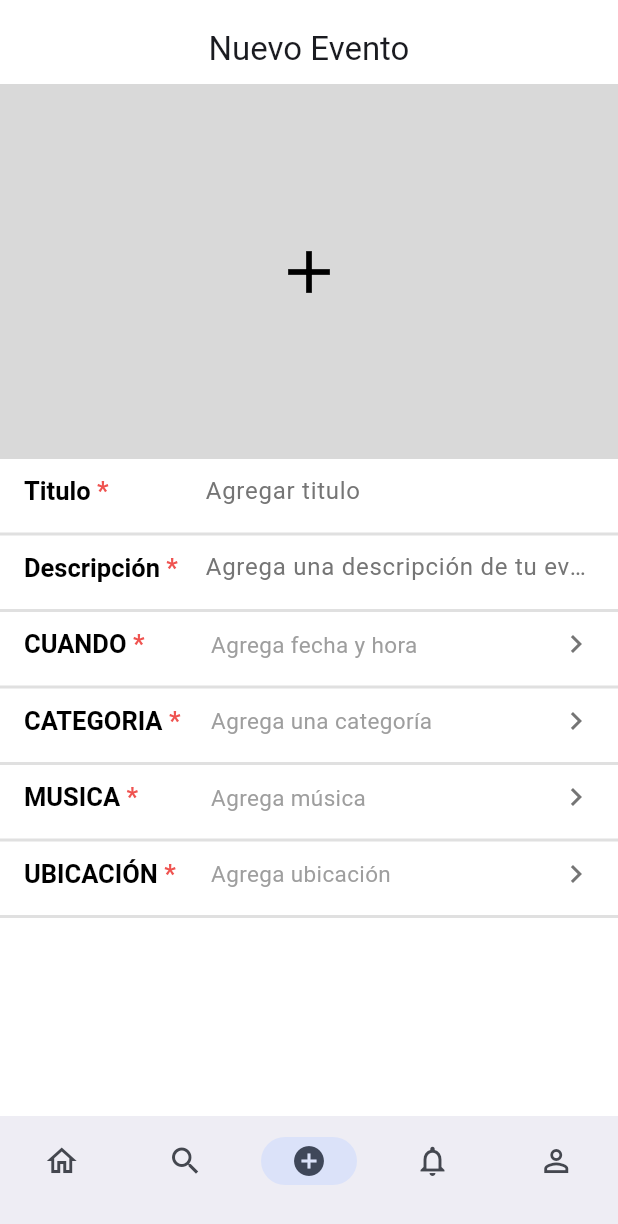
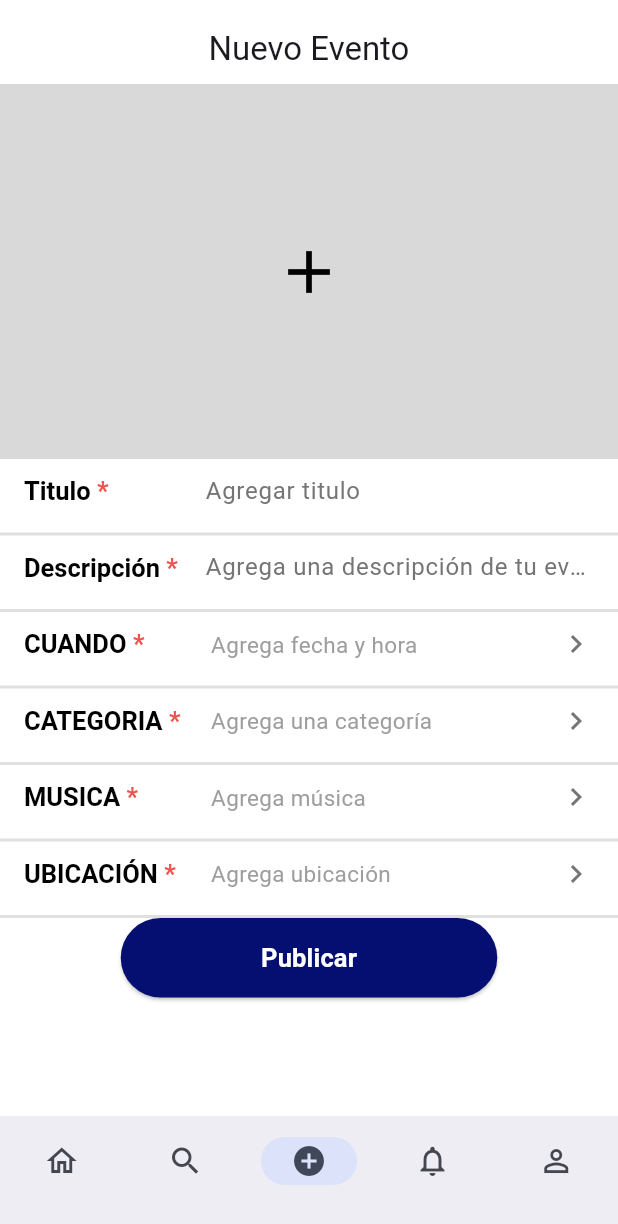
Before and after one commit to valeraruggierotesisucv/flutter-app, a Flutter app: the screen it shows once a user with an empty profile is signed in, item 3 of the bottom bar chosen, on a phone screen of 412 x 824 dp. Shown: the top 1224 px of the screen. Run offline on Flutter 3.47's test engine with Material 3 defaults, Android fonts, the light colour scheme and no system bars; our stand-ins replace audioplayers, file_picker, flutter_dotenv, image_picker, permission_handler, supabase_flutter and 1 more; missing offline and left inert: flutter_sound; accounts and stored records are empty; generated files the repository leaves out were written again; network calls fail.

Commit message:
some changes

```diff
--- a/lib/views/add_view.dart
+++ b/lib/views/add_view.dart
@@ -4,6 +4,7 @@ import 'package:eventify/views/add_date_view.dart';
 import 'package:eventify/views/choose_category_view.dart';
 import 'package:eventify/widgets/app_header.dart';
 import 'package:eventify/widgets/audio_modal.dart';
+import 'package:eventify/widgets/custom_button.dart';
 import 'package:eventify/widgets/custom_chip.dart';
 import 'package:eventify/widgets/custom_input.dart';
 import 'package:eventify/widgets/display_input.dart';
@@ -47,6 +48,7 @@ class _AddViewScreenState extends State<AddViewScreen> {
   StepsEnum currentStep = StepsEnum.defaultStep;
   final ImagePicker _picker = ImagePicker();
   XFile? _image;
+  String? _imageUri;
   String? _title;
   String? _description;
   DateTime? _date;
@@ -65,6 +67,7 @@ class _AddViewScreenState extends State<AddViewScreen> {
     if (photo != null && mounted) {
       setState(() {
         _image = photo;
+        _imageUri = photo.path;
       });
       debugPrint('Foto tomada: ${photo.path}');
     }
@@ -76,6 +79,7 @@ class _AddViewScreenState extends State<AddViewScreen> {
     if (photo != null && mounted) {
       setState(() {
         _image = photo;
+         _imageUri = photo.path;
       });
       debugPrint('Foto seleccionada: ${photo.path}');
     }
@@ -170,7 +174,8 @@ class _AddViewScreenState extends State<AddViewScreen> {
             _addDate(date: _date, startsAt: _startsAt, endsAt: _endsAt),
             _addCategory(category: _category),
             _addMusic(music: _music),
-            _addLocation(latitude: _latitude, longitude: _longitude)
+            _addLocation(latitude: _latitude, longitude: _longitude),
+            _addPublishButton(),
           ],
         ),
       ),
@@ -374,7 +379,7 @@ class _AddViewScreenState extends State<AddViewScreen> {
 
   Widget _addMusic({String? music}) {
     return (music != null)
-        ? DisplayInput(label: "CATEGORIA", data: _musicPill(music))
+        ? DisplayInput(label: "MUSICA", data: _musicPill(music))
         : CustomInput(
             label: "MUSICA",
             placeholder: "Agrega música",
@@ -402,4 +407,19 @@ class _AddViewScreenState extends State<AddViewScreen> {
             onPress: () => {},
           );
   }
+
+  Widget _addPublishButton() {
+    return CustomButton(
+      label: "Publicar",
+      onPress: () {
+        debugPrint("Título: $_title");
+        debugPrint("Descripción: $_description");
+        debugPrint("Fecha: $_date, $_startsAt, $_endsAt");
+        debugPrint("Categoría: $_category, $_categoryId");
+        debugPrint("Música: $_music, $_musicUri");
+        debugPrint("Imagen: $_imageUri");
+        debugPrint("Ubicación: $_latitude, $_longitude");
+      },
+    );
+  }
 }
```
